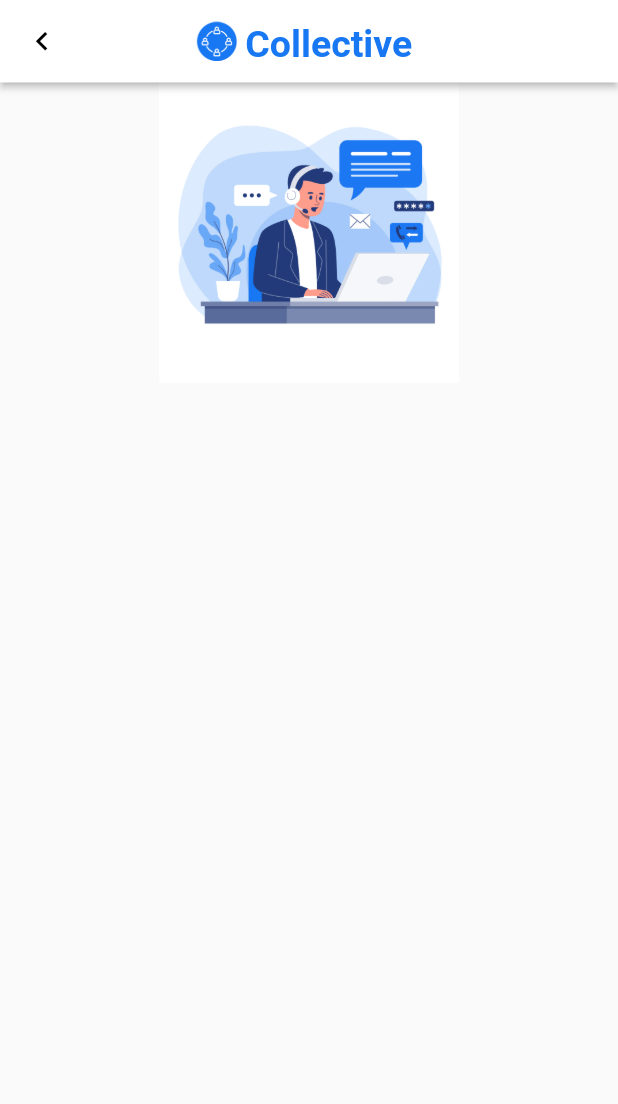
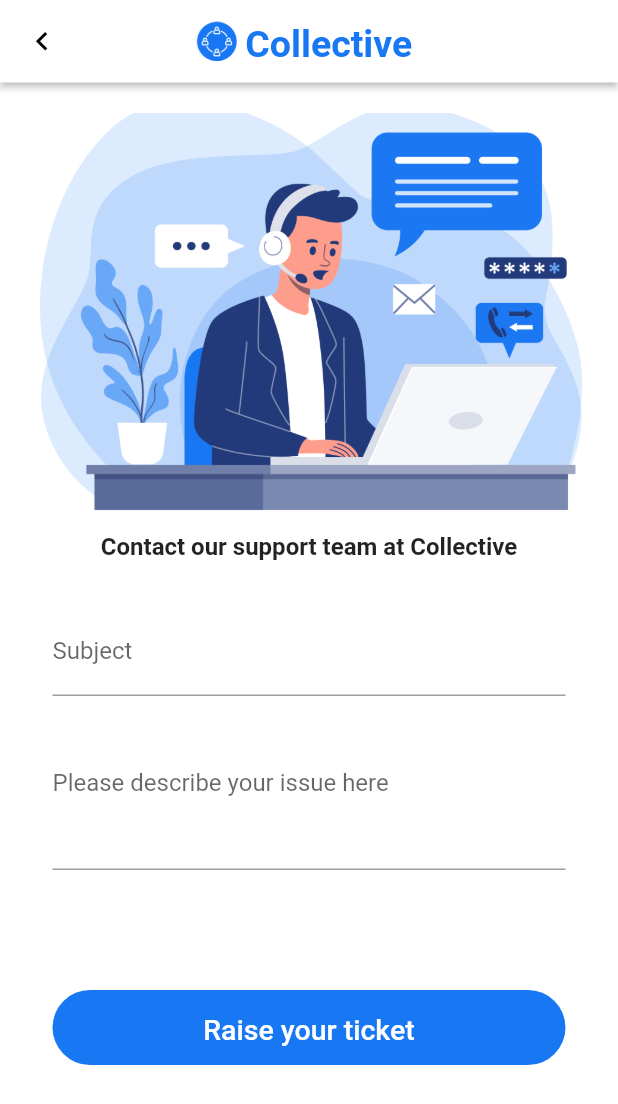
Before and after one commit to sagarparker/Collective, a Flutter app: the SupportEmailScreen screen opened by its route, on a phone screen of 412 x 824 dp. Shown: the top 1104 px of the screen. Run offline on Flutter 3.47's test engine with Material 2 defaults, Android fonts, the phone set to English and light mode, and no system bars; our stand-ins replace flutter_spinkit, form_field_validator, image_picker, percent_indicator, shared_preferences, splashscreen; missing offline and left inert: pay, progressive_image; accounts and stored records are empty; network calls fail; Roboto replaces fonts that are missing (Avenir).

Commit message:
Support email screen added

```diff
--- a/frontend/lib/screens/HomeScreen.dart
+++ b/frontend/lib/screens/HomeScreen.dart
@@ -1,5 +1,6 @@
 import 'package:collective/screens/BuyCtvScreen.dart';
 import 'package:collective/screens/CreateCampScreen.dart';
+import 'package:collective/screens/SupportEmailScreen.dart';
 import 'package:collective/screens/UserDetailsScreen.dart';
 import 'package:collective/screens/UserInvestmentScreen.dart';
 import 'package:collective/screens/UsersCampScreen.dart';
@@ -166,6 +167,9 @@ class _HomeScreenState extends State<HomeScreen> {
                   color: Theme.of(context).primaryColor,
                 ),
                 title: Text('Support'),
+                onTap: () {
+                  Navigator.of(context).pushNamed(SupportEmailScreen.routeName);
+                },
               ),
               Divider()
             ],
--- a/frontend/lib/screens/SupportEmailScreen.dart
+++ b/frontend/lib/screens/SupportEmailScreen.dart
@@ -1,5 +1,7 @@
+import 'package:collective/screens/HomeScreen.dart';
 import 'package:collective/widgets/appBarGoBack.dart';
 import 'package:flutter/material.dart';
+import 'package:form_field_validator/form_field_validator.dart';
 import 'package:shared_preferences/shared_preferences.dart';
 import 'dart:async';
 import 'dart:convert';
@@ -14,6 +16,7 @@ class SupportEmailScreen extends StatefulWidget {
 
 class _SupportEmailScreenState extends State<SupportEmailScreen> {
   String token;
+  final _fromKey = GlobalKey<FormState>();
 
   @override
   void initState() {
@@ -28,9 +31,58 @@ class _SupportEmailScreenState extends State<SupportEmailScreen> {
     });
   }
 
+  TextEditingController emailSubjectController = new TextEditingController();
+  TextEditingController emailMessageController = new TextEditingController();
+
+  final emailSubjectValidator =
+      MultiValidator([RequiredValidator(errorText: 'Subject is required')]);
+
+  final emailMessageValidator =
+      MultiValidator([RequiredValidator(errorText: 'Description is required')]);
+
+  void sendEmail() {
+    supportEmail(
+      token,
+      emailSubjectController.text,
+      emailMessageController.text,
+    ).then(
+      (data) {
+        if (data['result'] == true) {
+          ScaffoldMessenger.of(context).hideCurrentSnackBar();
+          Navigator.of(context).pushReplacementNamed(HomeScreen.routeName);
+          ScaffoldMessenger.of(context).showSnackBar(
+            SnackBar(
+              backgroundColor: Theme.of(context).primaryColor,
+              padding: EdgeInsets.all(25),
+              content: Text(
+                "Ticket Raised, please wait for the response from our support team.",
+                textAlign: TextAlign.center,
+                style: TextStyle(fontSize: 16),
+              ),
+            ),
+          );
+        } else if (data['result'] == false) {
+          ScaffoldMessenger.of(context).hideCurrentSnackBar();
+          Navigator.of(context).pushReplacementNamed(HomeScreen.routeName);
+          ScaffoldMessenger.of(context).showSnackBar(
+            SnackBar(
+              backgroundColor: Colors.red,
+              padding: EdgeInsets.all(18),
+              content: Text(
+                "There was a rasising a ticket",
+                textAlign: TextAlign.center,
+              ),
+            ),
+          );
+        }
+      },
+    );
+  }
+
   @override
   Widget build(BuildContext context) {
     return Scaffold(
+      backgroundColor: Colors.white,
       appBar: PreferredSize(
         preferredSize: const Size.fromHeight(55),
         child: AppBarGoBack(),
@@ -38,19 +90,107 @@ class _SupportEmailScreenState extends State<SupportEmailScreen> {
       body: SingleChildScrollView(
         child: Container(
           width: MediaQuery.of(context).size.width,
-          height: MediaQuery.of(context).size.height,
+          height: MediaQuery.of(context).size.height -
+              AppBar().preferredSize.height,
           child: Column(
             children: [
-              Image.asset(
-                'assets/images/SupportEmail.png',
+              Container(
+                padding: EdgeInsets.only(top: 20),
                 width: MediaQuery.of(context).size.width,
-                height: 200,
+                height: 300,
+                child: Image.asset(
+                  'assets/images/SupportEmail.png',
+                  fit: BoxFit.cover,
+                ),
+              ),
+              Container(
+                child: Text(
+                  'Contact our support team at Collective',
+                  textAlign: TextAlign.center,
+                  style: TextStyle(
+                    fontSize: 16,
+                    fontWeight: FontWeight.bold,
+                  ),
+                ),
+                width: MediaQuery.of(context).size.width,
+                height: 50,
+                padding: EdgeInsets.only(
+                  left: 35,
+                  right: 35,
+                ),
               ),
               Container(
                 width: MediaQuery.of(context).size.width,
-                height: MediaQuery.of(context).size.height - 200,
+                height: MediaQuery.of(context).size.height -
+                    350 -
+                    AppBar().preferredSize.height,
                 child: Column(
-                  children: [],
+                  children: [
+                    Container(
+                      height: 250,
+                      width: MediaQuery.of(context).size.width,
+                      padding: EdgeInsets.only(
+                        left: 35,
+                        right: 35,
+                      ),
+                      child: Form(
+                        key: _fromKey,
+                        child: ListView(
+                          children: [
+                            TextFormField(
+                              decoration: InputDecoration(
+                                labelText: 'Subject',
+                              ),
+                              controller: emailSubjectController,
+                              validator: emailSubjectValidator,
+                            ),
+                            TextFormField(
+                              maxLines: 4,
+                              decoration: InputDecoration(
+                                labelText: 'Please describe your issue here',
+                              ),
+                              controller: emailMessageController,
+                              validator: emailMessageValidator,
+                              keyboardType: TextInputType.text,
+                            )
+                          ],
+                        ),
+                      ),
+                    ),
+                    Padding(
+                      padding:
+                          const EdgeInsets.only(left: 35, right: 35, top: 5),
+                      child: ElevatedButton(
+                        onPressed: () {
+                          _fromKey.currentState.validate()
+                              ? sendEmail()
+                              : ScaffoldMessenger.of(context)
+                                  .showSnackBar(SnackBar(
+                                  padding: EdgeInsets.all(20),
+                                  content: Text(
+                                    "Please enter valid details in the form above",
+                                    textAlign: TextAlign.center,
+                                  ),
+                                ));
+                        },
+                        child: Padding(
+                          padding: const EdgeInsets.only(top: 2.0),
+                          child: Text(
+                            'Raise your ticket',
+                            style: TextStyle(fontSize: 19),
+                          ),
+                        ),
+                        style: ElevatedButton.styleFrom(
+                            elevation: 0,
+                            minimumSize:
+                                Size(MediaQuery.of(context).size.width, 50),
+                            primary: Theme.of(context).primaryColor,
+                            shape: RoundedRectangleBorder(
+                              borderRadius: BorderRadius.circular(50),
+                            )),
+                      ),
+                    ),
+                  ],
                 ),
               )
             ],
@@ -61,7 +201,7 @@ class _SupportEmailScreenState extends State<SupportEmailScreen> {
   }
 }
 
-Future<dynamic> buyCTV(
+Future<dynamic> supportEmail(
     String token, String emailSubject, String emailMessage) async {
   var headers = {
     'x-api-key':
```
